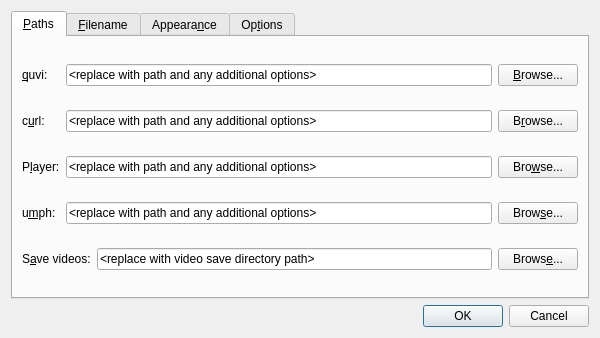
This is src/rc/Preferences.ui in guendto/nomnom as Qt 5 draws it before an edit. The edited form follows.
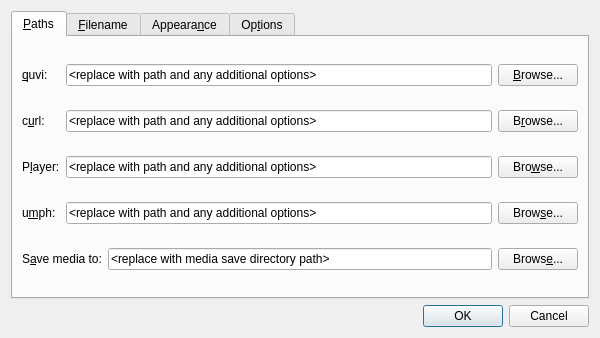
This is the edited form.

Commit message: Use "media" instead of "video"

```diff
--- a/src/rc/Preferences.ui
+++ b/src/rc/Preferences.ui
@@ -123,7 +123,7 @@
        <item row="4" column="0" colspan="2">
         <widget class="QLabel" name="label_10">
          <property name="text">
-          <string>S&amp;ave videos:</string>
+          <string>S&amp;ave media to:</string>
          </property>
          <property name="buddy">
           <cstring>saveDirEdit</cstring>
@@ -133,7 +133,7 @@
        <item row="4" column="2">
         <widget class="QLineEdit" name="saveDirEdit">
          <property name="text">
-          <string>&lt;replace with video save directory path&gt;</string>
+          <string>&lt;replace with media save directory path&gt;</string>
          </property>
         </widget>
        </item>
```
Left out of the diff: 2 changed lines with no effect on the pictures. The commit also changes 10 other files.
